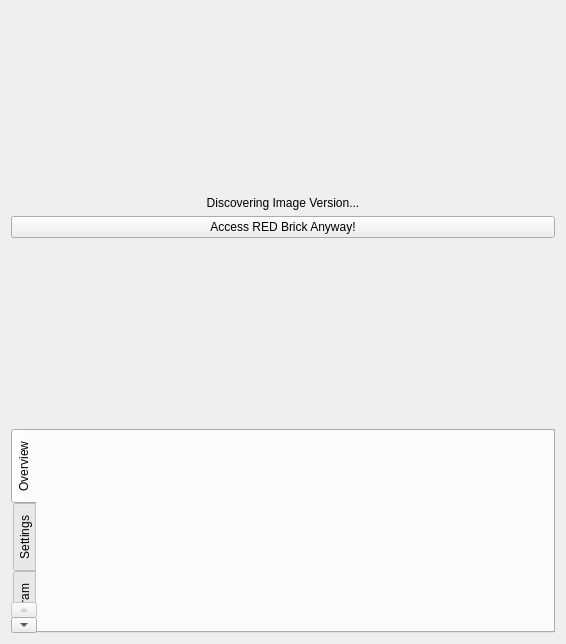
First picture: the form in src/brickv/plugin_system/plugins/red/ui/red.ui, repository Tinkerforge/brickv, before the edit.
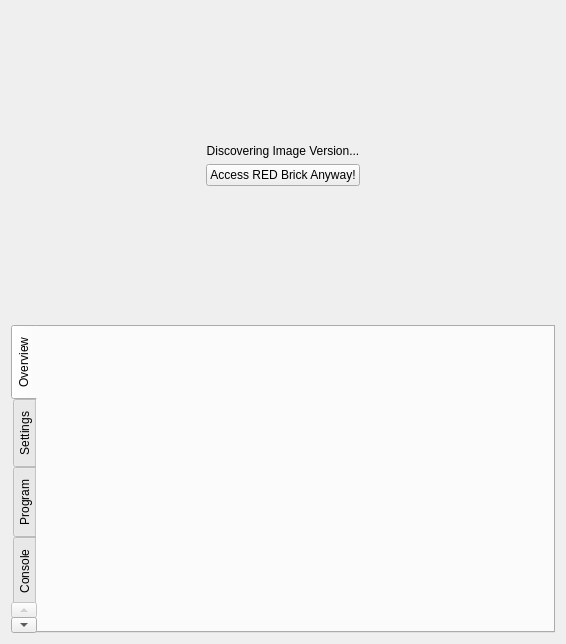
Second picture: the form after the edit. Custom widgets are drawn as their Qt base class.

Commit message:
red: Ensure to remove spacer when hiding the version discovery label
Those spaces were added for the new access-anyway button, but not properly
hiden when hiding the label and the button.

The edit to the form file:
```diff
--- a/src/brickv/plugin_system/plugins/red/ui/red.ui
+++ b/src/brickv/plugin_system/plugins/red/ui/red.ui
@@ -15,6 +15,9 @@
   </property>
   <layout class="QVBoxLayout" name="verticalLayout">
    <item>
+    <widget class="QWidget" name="widget_discovering" native="true">
+     <layout class="QVBoxLayout" name="verticalLayout_2">
+      <item>
     <spacer name="verticalSpacer_2">
      <property name="orientation">
       <enum>Qt::Vertical</enum>
@@ -41,6 +44,21 @@
     </widget>
    </item>
    <item>
+       <layout class="QHBoxLayout" name="horizontalLayout">
+        <item>
+         <spacer name="horizontalSpacer">
+          <property name="orientation">
+           <enum>Qt::Horizontal</enum>
+          </property>
+          <property name="sizeHint" stdset="0">
+           <size>
+            <width>40</width>
+            <height>20</height>
+           </size>
+          </property>
+         </spacer>
+        </item>
+        <item>
     <widget class="QPushButton" name="button_anyway">
      <property name="text">
       <string>Access RED Brick Anyway!</string>
@@ -48,6 +66,21 @@
     </widget>
    </item>
    <item>
+         <spacer name="horizontalSpacer_2">
+          <property name="orientation">
+           <enum>Qt::Horizontal</enum>
+          </property>
+          <property name="sizeHint" stdset="0">
+           <size>
+            <width>40</width>
+            <height>20</height>
+           </size>
+          </property>
+         </spacer>
+        </item>
+       </layout>
+      </item>
+      <item>
     <spacer name="verticalSpacer">
      <property name="orientation">
       <enum>Qt::Vertical</enum>
@@ -59,6 +92,9 @@
       </size>
      </property>
     </spacer>
+      </item>
+     </layout>
+    </widget>
    </item>
    <item>
     <widget class="QTabWidget" name="tab_widget">
```
Lines whose indentation alone changed are shown as unchanged. The commit also changes 1 other file.
